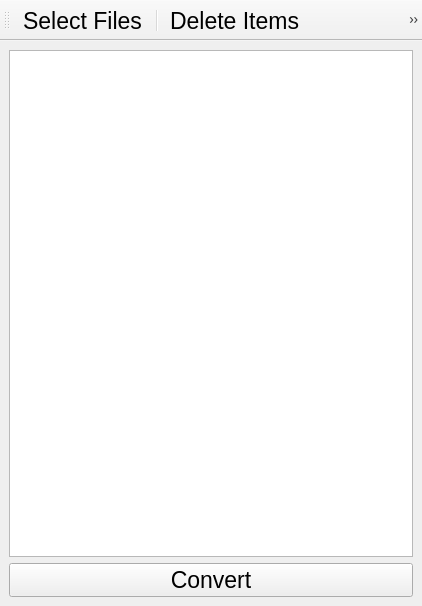
Old version of the form Lib/TypoViewer/windows/mainWindow.ui in the repository aikaisi/TypoViewer.
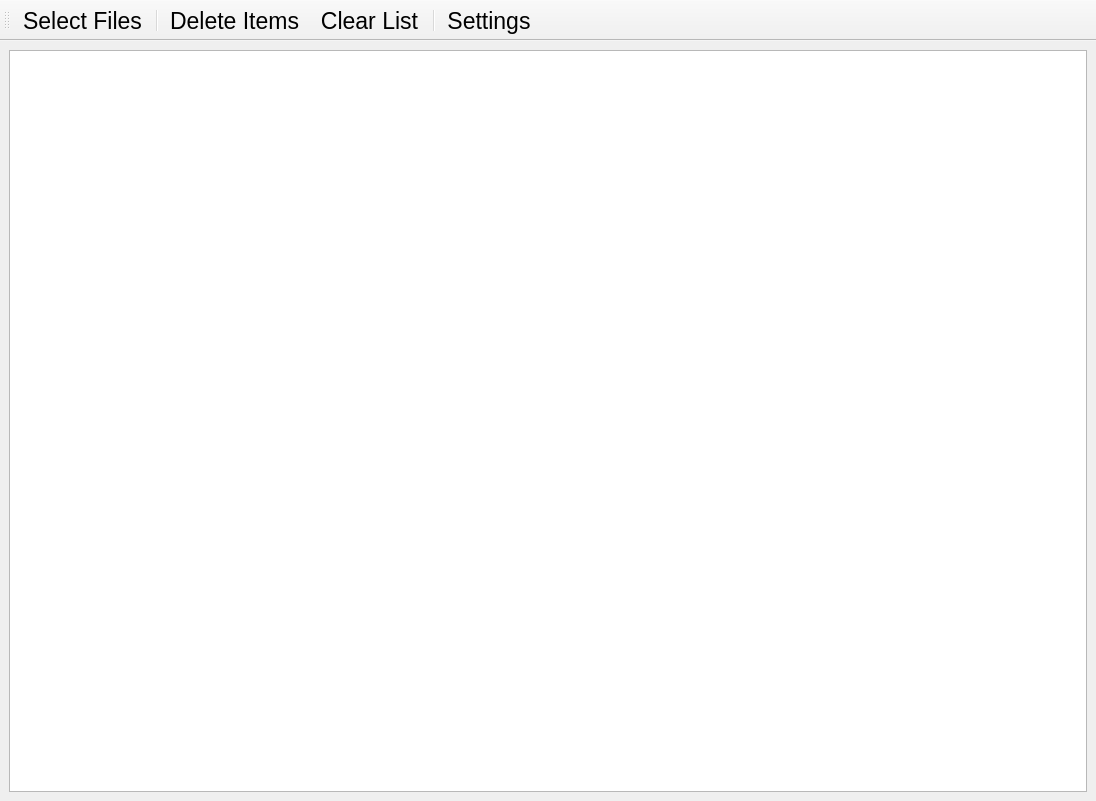
New version of the form. Icons and pictures are not drawn.

Commit message: sample text in resources, drag to change fonts

The edit to the form file:
```diff
--- a/Lib/TypoViewer/windows/mainWindow.ui
+++ b/Lib/TypoViewer/windows/mainWindow.ui
@@ -6,8 +6,8 @@
    <rect>
     <x>0</x>
     <y>0</y>
-    <width>422</width>
-    <height>606</height>
+    <width>1096</width>
+    <height>801</height>
    </rect>
   </property>
   <property name="font">
@@ -25,35 +25,13 @@
   <widget class="QWidget" name="centralwidget">
    <layout class="QVBoxLayout" name="verticalLayout">
     <item>
-     <widget class="QListWidget" name="listWidget">
-      <property name="selectionMode">
-       <enum>QAbstractItemView::MultiSelection</enum>
-      </property>
-     </widget>
-    </item>
-    <item>
-     <widget class="QPushButton" name="btnConvert">
-      <property name="sizePolicy">
-       <sizepolicy hsizetype="Minimum" vsizetype="Preferred">
-        <horstretch>0</horstretch>
-        <verstretch>0</verstretch>
-       </sizepolicy>
-      </property>
-      <property name="styleSheet">
-       <string notr="true"/>
-      </property>
-      <property name="text">
-       <string>Convert</string>
-      </property>
-      <property name="icon">
-       <iconset resource="../resources/icons_db.qrc">
-        <normaloff>:/icons/refresh.png</normaloff>:/icons/refresh.png</iconset>
-      </property>
-      <property name="iconSize">
-       <size>
-        <width>24</width>
-        <height>24</height>
-       </size>
+     <widget class="QTextEdit" name="textEdit">
+      <property name="font">
+       <font>
+        <pointsize>72</pointsize>
+        <stylestrategy>PreferAntialias</stylestrategy>
+        <kerning>true</kerning>
+       </font>
       </property>
      </widget>
     </item>
```
Left out of the diff: 1 changed line with no effect on the pictures. The commit also changes 8 other files.
